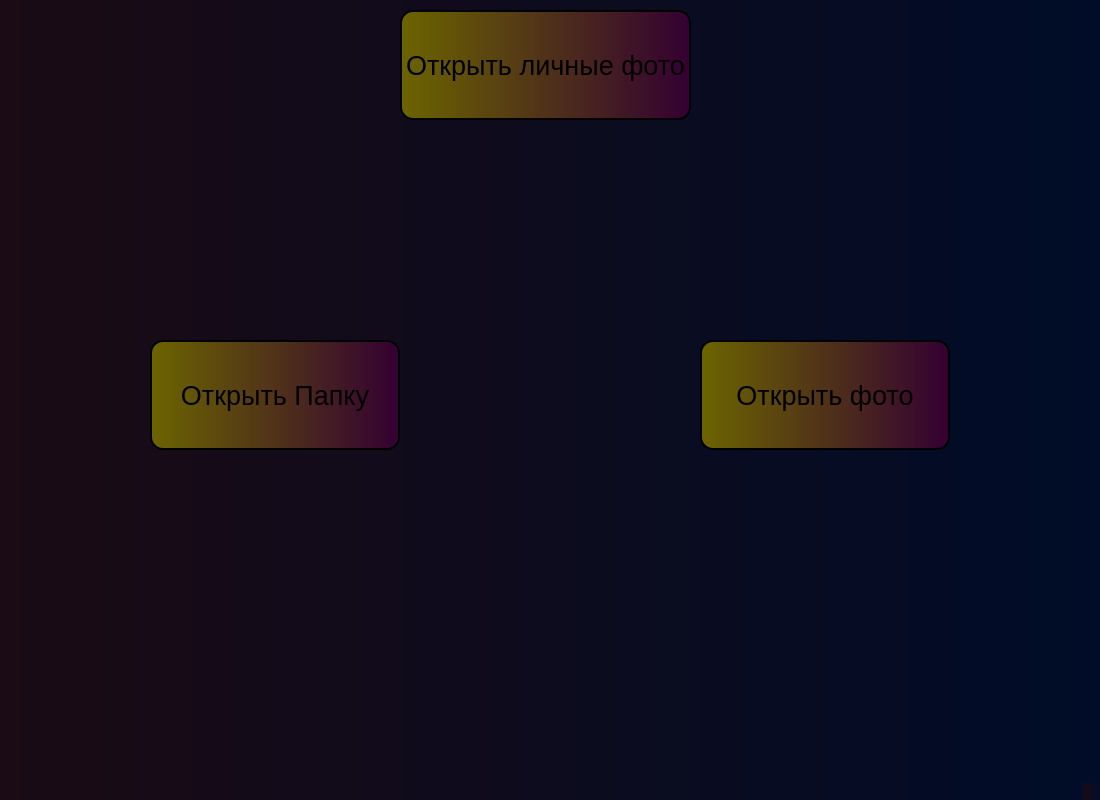
Old version of the form home/home.ui in the repository RaZe31-cs/photo-viewing-app.
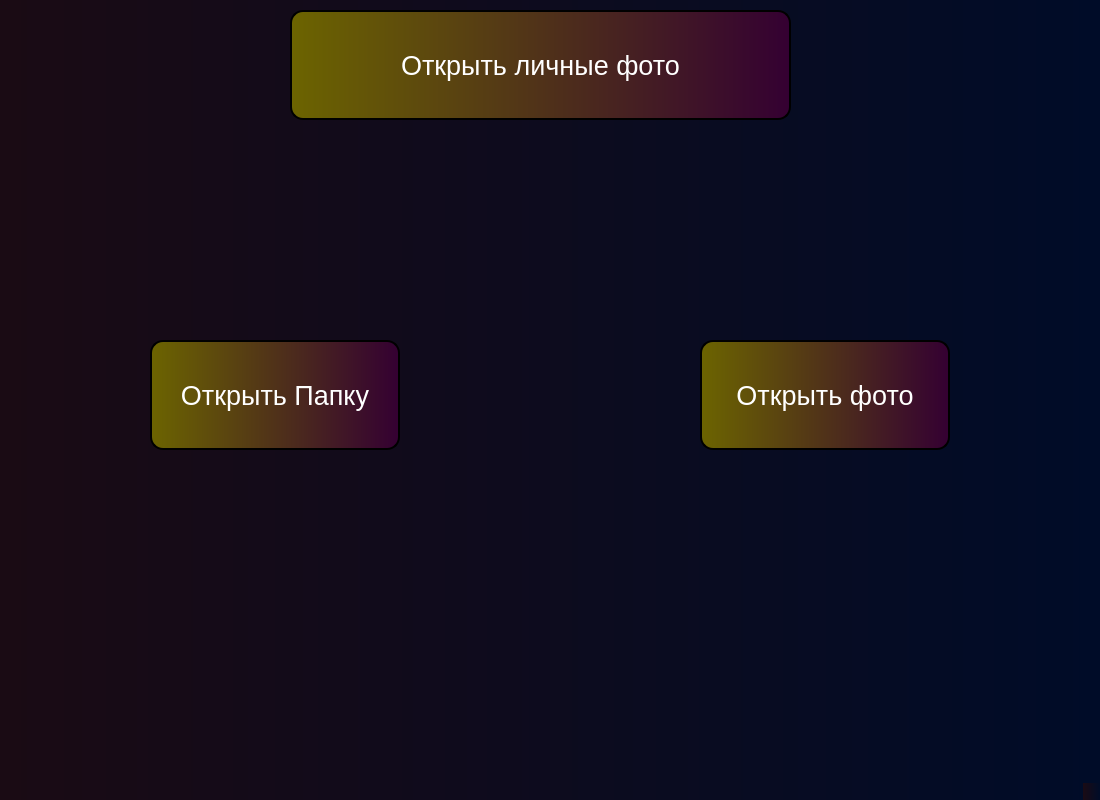
New version of the form.

Commit message: update color text

What changed in the file:
```diff
--- a/home/home.ui
+++ b/home/home.ui
@@ -20,7 +20,8 @@
    <string>Главный экран</string>
   </property>
   <property name="styleSheet">
-   <string notr="true">background-color: qlineargradient(spread:pad, x1:0, y1:0, x2:1, y2:0, stop:0 rgba(26,11,20, 255), stop:1 rgba(0, 12, 40, 255));</string>
+   <string notr="true">background-color: qlineargradient(spread:pad, x1:0, y1:0, x2:1, y2:0, stop:0 rgba(26,11,20, 255), stop:1 rgba(0, 12, 40, 255));
+color: rgb(255, 255, 255);</string>
   </property>
   <widget class="QWidget" name="centralwidget">
    <widget class="QPushButton" name="openFolder_button">
@@ -72,9 +73,9 @@
    <widget class="QPushButton" name="btn_open_photo_in_bd">
     <property name="geometry">
      <rect>
-      <x>400</x>
+      <x>290</x>
       <y>10</y>
-      <width>291</width>
+      <width>501</width>
       <height>110</height>
      </rect>
     </property>
```
The commit also changes 4 other files.
